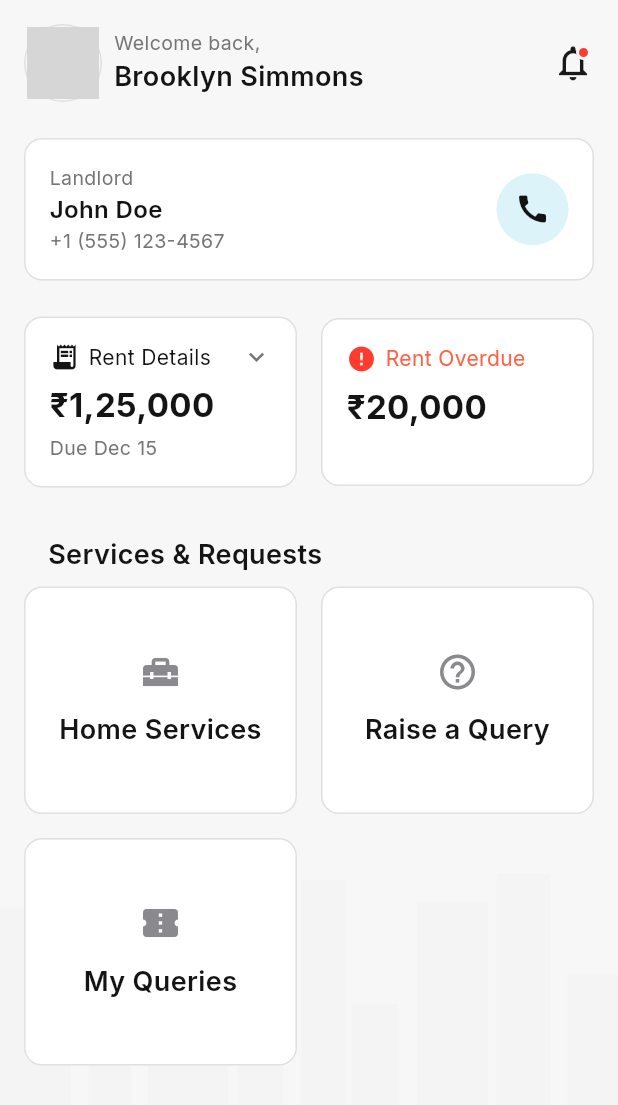
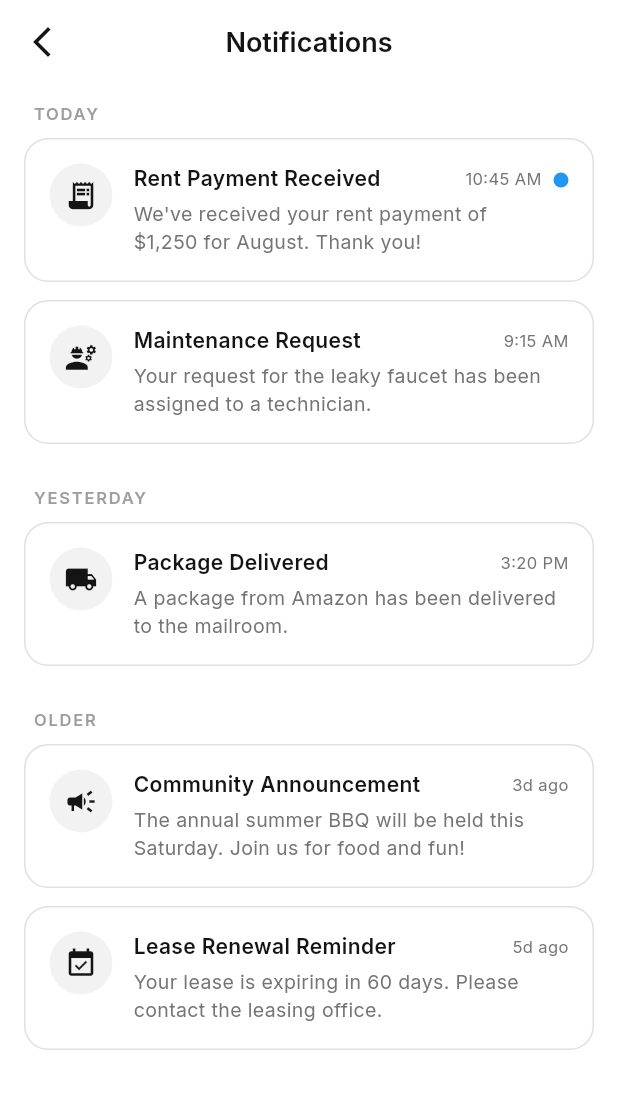
Before and after one commit to Debdaru07/property_managment_application, a Flutter app: the TenantDashboardScreen screen opened by its route, after a tap on the "notifications none" icon, on a phone screen of 412 x 824 dp. Shown: the top 1105 px of the screen. Run offline on Flutter 3.47's test engine with Material 3 defaults, Android fonts, the phone set to English and light mode, and no system bars; our stand-ins replace google_fonts; network calls fail; grey boxes are pictures that could not be loaded.

Commit message:
Notifications Screen setup.

```diff
--- a/lib/main.dart
+++ b/lib/main.dart
@@ -6,6 +6,7 @@ import 'src/presentation/screens/profile/profile_screen.dart';
 import 'src/presentation/screens/queries/my_queries_screen.dart';
 import 'src/presentation/screens/queries/raise_new_query_screen.dart';
 import 'src/presentation/screens/tenant/dashboard_screen.dart';
+import 'src/presentation/screens/tenant/notification_screen.dart';
 import 'src/presentation/screens/tenant/rent_details_screen.dart';
 import 'src/presentation/screens/tenant/home_service_request_form.dart';
 import 'src/presentation/screens/tenant/home_services_screen.dart';
@@ -43,7 +44,7 @@ class Routes {
   static const String raiseQuery = "/raiseQuery";
   static const String homeServices = "/homeServices";
   static const String requestService = "/requestService";
-
+  static const String notificationScreen = "/notificationScreen";
   // employee :-
   static const String employeeDashboard = "/employeeDashboard";
   // landlord :-
@@ -60,5 +61,6 @@ class Routes {
     profile: (_) => const ProfileScreen(),
     employeeDashboard: (_) => EmployeeDashboard(),
     landlordDashboard: (_) => LandlordDashboard(),
+    notificationScreen: (_) => NotificationScreen(),
   };
 }
--- a/lib/src/presentation/screens/tenant/dashboard_screen.dart
+++ b/lib/src/presentation/screens/tenant/dashboard_screen.dart
@@ -87,7 +87,11 @@ class TenantDashboardScreen extends StatelessWidget {
                             clipBehavior: Clip.none,
                             children: [
                               InkWell(
-                                onTap: () {},
+                                onTap:
+                                    () => Navigator.pushNamed(
+                                      context,
+                                      Routes.notificationScreen,
+                                    ),
                                 borderRadius: BorderRadius.circular(999),
                                 child: const Icon(
                                   Icons.notifications_none,
--- /dev/null
+++ b/lib/src/presentation/screens/tenant/notification_screen.dart
@@ -0,0 +1,211 @@
+import 'package:flutter/material.dart';
+import 'package:google_fonts/google_fonts.dart';
+
+import '../../widgets/app_appbar.dart';
+
+class NotificationScreen extends StatelessWidget {
+  const NotificationScreen({super.key});
+
+  @override
+  Widget build(BuildContext context) {
+    final theme = Theme.of(context);
+    final isDark = theme.brightness == Brightness.dark;
+
+    Color textPrimary =
+        isDark ? Colors.white.withOpacity(0.9) : const Color(0xFF141414);
+    Color bgCard = isDark ? Colors.white.withOpacity(0.08) : Colors.white;
+    Color borderColor = isDark ? Colors.grey.shade800 : Colors.grey.shade300;
+
+    return Scaffold(
+      appBar: const AppAppBar(title: "Notifications"),
+      body: Column(
+        children: [
+          Expanded(
+            child: SingleChildScrollView(
+              padding: const EdgeInsets.symmetric(horizontal: 16, vertical: 12),
+              child: Column(
+                crossAxisAlignment: CrossAxisAlignment.start,
+                children: [
+                  _sectionTitle("Today", isDark),
+                  const SizedBox(height: 8),
+                  _notificationCard(
+                    icon: Icons.receipt_long,
+                    title: "Rent Payment Received",
+                    time: "10:45 AM",
+                    description:
+                        "We've received your rent payment of \$1,250 for August. Thank you!",
+                    unreadDot: true,
+                    bgCard: bgCard,
+                    borderColor: borderColor,
+                    textPrimary: textPrimary,
+                    isDark: isDark,
+                  ),
+                  const SizedBox(height: 12),
+                  _notificationCard(
+                    icon: Icons.engineering,
+                    title: "Maintenance Request",
+                    time: "9:15 AM",
+                    description:
+                        "Your request for the leaky faucet has been assigned to a technician.",
+                    unreadDot: false,
+                    bgCard: bgCard,
+                    borderColor: borderColor,
+                    textPrimary: textPrimary,
+                    isDark: isDark,
+                  ),
+
+                  const SizedBox(height: 28),
+                  _sectionTitle("Yesterday", isDark),
+                  const SizedBox(height: 8),
+                  _notificationCard(
+                    icon: Icons.local_shipping,
+                    title: "Package Delivered",
+                    time: "3:20 PM",
+                    description:
+                        "A package from Amazon has been delivered to the mailroom.",
+                    unreadDot: false,
+                    bgCard: bgCard,
+                    borderColor: borderColor,
+                    textPrimary: textPrimary,
+                    isDark: isDark,
+                  ),
+
+                  const SizedBox(height: 28),
+                  _sectionTitle("Older", isDark),
+                  const SizedBox(height: 8),
+                  _notificationCard(
+                    icon: Icons.campaign,
+                    title: "Community Announcement",
+                    time: "3d ago",
+                    description:
+                        "The annual summer BBQ will be held this Saturday. Join us for food and fun!",
+                    unreadDot: false,
+                    bgCard: bgCard,
+                    borderColor: borderColor,
+                    textPrimary: textPrimary,
+                    isDark: isDark,
+                  ),
+                  const SizedBox(height: 12),
+                  _notificationCard(
+                    icon: Icons.event_available,
+                    title: "Lease Renewal Reminder",
+                    time: "5d ago",
+                    description:
+                        "Your lease is expiring in 60 days. Please contact the leasing office.",
+                    unreadDot: false,
+                    bgCard: bgCard,
+                    borderColor: borderColor,
+                    textPrimary: textPrimary,
+                    isDark: isDark,
+                  ),
+                ],
+              ),
+            ),
+          ),
+        ],
+      ),
+    );
+  }
+
+  Widget _sectionTitle(String title, bool isDark) {
+    return Padding(
+      padding: const EdgeInsets.only(left: 6),
+      child: Text(
+        title.toUpperCase(),
+        style: GoogleFonts.inter(
+          fontSize: 11,
+          fontWeight: FontWeight.w600,
+          letterSpacing: 1.2,
+          color: isDark ? Colors.grey[500] : Colors.grey[500],
+        ),
+      ),
+    );
+  }
+
+  Widget _notificationCard({
+    required IconData icon,
+    required String title,
+    required String time,
+    required String description,
+    required bool unreadDot,
+    required Color bgCard,
+    required Color borderColor,
+    required Color textPrimary,
+    required bool isDark,
+  }) {
+    return Container(
+      padding: const EdgeInsets.all(16),
+      decoration: BoxDecoration(
+        color: bgCard,
+        borderRadius: BorderRadius.circular(16),
+        border: Border.all(color: borderColor),
+      ),
+      child: Row(
+        crossAxisAlignment: CrossAxisAlignment.start,
+        children: [
+          Container(
+            height: 42,
+            width: 42,
+            decoration: BoxDecoration(
+              color: (isDark ? Colors.white10 : Colors.black.withOpacity(0.05)),
+              borderRadius: BorderRadius.circular(50),
+            ),
+            child: Icon(icon, color: textPrimary, size: 22),
+          ),
+          const SizedBox(width: 14),
+
+          // Text content
+          Expanded(
+            child: Column(
+              crossAxisAlignment: CrossAxisAlignment.start,
+              children: [
+                Row(
+                  children: [
+                    Expanded(
+                      child: Text(
+                        title,
+                        style: GoogleFonts.inter(
+                          fontSize: 14,
+                          fontWeight: FontWeight.w600,
+                          color: textPrimary,
+                        ),
+                      ),
+                    ),
+                    Text(
+                      time,
+                      style: GoogleFonts.inter(
+                        fontSize: 11,
+                        color: isDark ? Colors.grey[400] : Colors.grey[600],
+                      ),
+                    ),
+                  ],
+                ),
+                const SizedBox(height: 4),
+                Text(
+                  description,
+                  style: GoogleFonts.inter(
+                    fontSize: 13,
+                    color: isDark ? Colors.grey[300] : Colors.grey[600],
+                  ),
+                ),
+              ],
+            ),
+          ),
+
+          if (unreadDot)
+            Padding(
+              padding: const EdgeInsets.only(left: 8, top: 6),
+              child: Container(
+                height: 10,
+                width: 10,
+                decoration: const BoxDecoration(
+                  color: Colors.blue,
+                  shape: BoxShape.circle,
+                ),
+              ),
+            ),
+        ],
+      ),
+    );
+  }
+}
```
